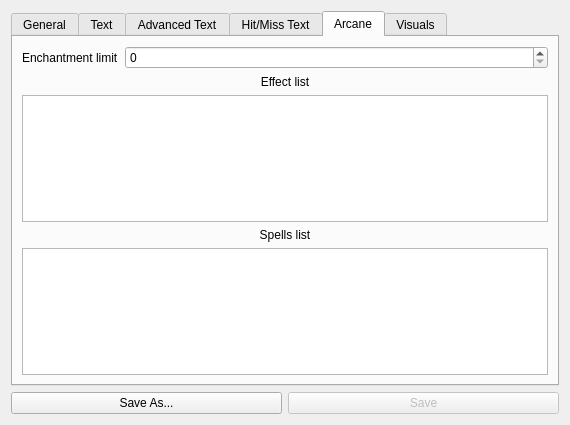
Above: weaponwindow.ui from PythonicMoron/Liliths-Throne-Mod-Tool before the change. Below: the same form after it.
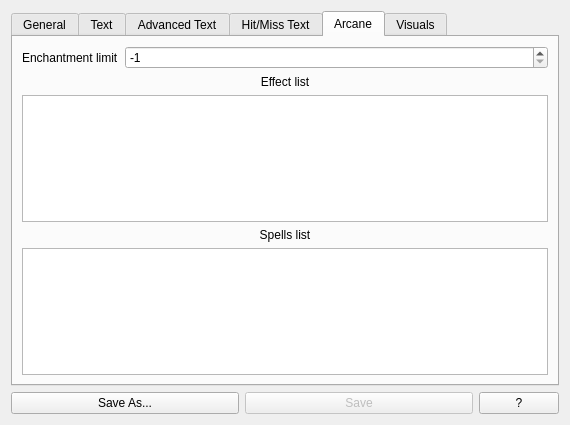
That is the form after the change. The open tabs and pages were chosen to show the change.

Commit message: Implemented "What's This?" functionality and added/fixed some tooltips.

```diff
--- a/weaponwindow.ui
+++ b/weaponwindow.ui
@@ -37,7 +37,29 @@
      </property>
     </widget>
    </item>
-   <item row="0" column="0" colspan="2">
+   <item row="1" column="2">
+    <widget class="QPushButton" name="whatsThisButton">
+     <property name="sizePolicy">
+      <sizepolicy hsizetype="Fixed" vsizetype="Fixed">
+       <horstretch>0</horstretch>
+       <verstretch>0</verstretch>
+      </sizepolicy>
+     </property>
+     <property name="cursor">
+      <cursorShape>WhatsThisCursor</cursorShape>
+     </property>
+     <property name="toolTip">
+      <string>&lt;html&gt;&lt;head/&gt;&lt;body&gt;&lt;p&gt;Enter 'What's This?' mode. Also done by pressing F1 on the keyboard.&lt;/p&gt;&lt;p&gt;'What's This?' mode helps clarify how to use the interface of this tool.&lt;/p&gt;&lt;/body&gt;&lt;/html&gt;</string>
+     </property>
+     <property name="whatsThis">
+      <string>&lt;html&gt;&lt;head/&gt;&lt;body&gt;&lt;p&gt;Click this, then click something else. Magic.&lt;/p&gt;&lt;/body&gt;&lt;/html&gt;</string>
+     </property>
+     <property name="text">
+      <string>?</string>
+     </property>
+    </widget>
+   </item>
+   <item row="0" column="0" colspan="3">
     <widget class="QTabWidget" name="tabWidget">
      <property name="currentIndex">
       <number>0</number>
@@ -425,9 +447,18 @@
            <property name="toolTip">
             <string>&lt;html&gt;&lt;head/&gt;&lt;body&gt;&lt;p&gt;Maximum number of enchantments allowed. Set to -1 to disable. Disabling this will let the game choose and will DISALLOW ADDING ENCHANTMENTS.&lt;/p&gt;&lt;/body&gt;&lt;/html&gt;</string>
            </property>
+           <property name="whatsThis">
+            <string>&lt;html&gt;&lt;head/&gt;&lt;body&gt;&lt;p&gt;Click up and down arrows to increase or decrease value. You can also manually type in a value. Value must be an integer. Value will not exceed a set min/max range.&lt;/p&gt;&lt;/body&gt;&lt;/html&gt;</string>
+           </property>
+           <property name="minimum">
+            <number>-1</number>
+           </property>
            <property name="maximum">
             <number>100</number>
            </property>
+           <property name="value">
+            <number>-1</number>
+           </property>
           </widget>
          </item>
         </layout>
```
Left out of the diff: 45 changed lines with no effect on the pictures. The commit also changes 18 other files.
